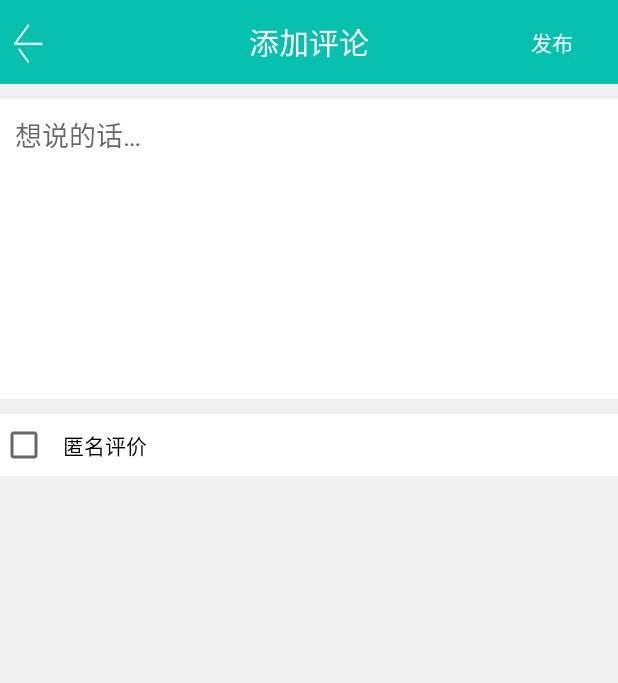
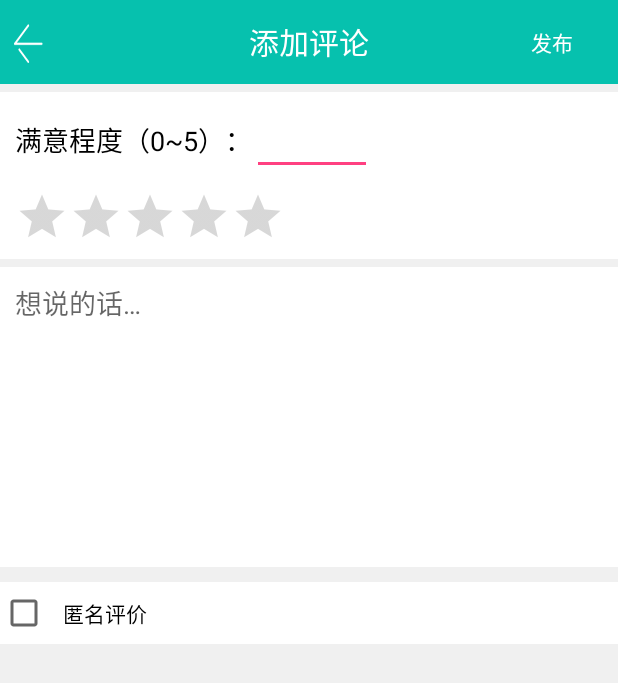
Before and after one commit to shihangqi/new_project, an Android app: the CommentAddActivity screen opened directly, with no data from a screen before it, on a phone screen of 412 x 824 dp. Shown: the top 683 px of the screen. Run offline under Robolectric (Android 15) with nearby library versions, the light colour scheme and no system bars; our stand-ins replace CircleImageView.

Commit message:
实现上传评论

```diff
--- a/app/src/main/java/com/example/lenovo/inequalitysign/Utils/Utils.java
+++ b/app/src/main/java/com/example/lenovo/inequalitysign/Utils/Utils.java
@@ -11,6 +11,7 @@ public class Utils {
     public static final String SHOP_URL = "http://10.7.86.9:8090/shop/";
     public static String urlImg = USER_URL + "changeimg";
     public static String urlScene = SHOP_URL + "uploadscene";
+    public static String urlComment = SHOP_URL + "uploadcomment";
     public static int flag = 1;
     public static String city ="北京";
     public static String id = "";
--- a/app/src/main/java/com/example/lenovo/inequalitysign/adapter/OrderAdapter.java
+++ b/app/src/main/java/com/example/lenovo/inequalitysign/adapter/OrderAdapter.java
@@ -35,6 +35,7 @@ import java.util.List;
 
 /**
  * Created by ff on 2016/12/3.
+ * 可使用订单的适配器
  */
 public class OrderAdapter extends BaseAdapter {
 
--- a/app/src/main/java/com/example/lenovo/inequalitysign/adapter/OrderedAdapter.java
+++ b/app/src/main/java/com/example/lenovo/inequalitysign/adapter/OrderedAdapter.java
@@ -36,6 +36,7 @@ import java.util.List;
 
 /**
  * Created by ff on 2016/12/3.
+ * 已消费订单的适配器
  */
 public class OrderedAdapter extends BaseAdapter {
 
@@ -116,6 +117,7 @@ public class OrderedAdapter extends BaseAdapter {
             @Override
             public void onClick(View v) {
                 Intent intent = new Intent(context, CommentAddActivity.class);
+                intent.putExtra("shopid", ls.get(i).getShop_id());
                 context.startActivity(intent);
             }
         });
--- a/app/src/main/java/com/example/lenovo/inequalitysign/ui/CommentAddActivity.java
+++ b/app/src/main/java/com/example/lenovo/inequalitysign/ui/CommentAddActivity.java
@@ -1,5 +1,8 @@
 package com.example.lenovo.inequalitysign.ui;
 
+import android.content.Intent;
+import android.os.Handler;
+import android.os.Message;
 import android.support.v7.app.AppCompatActivity;
 import android.os.Bundle;
 import android.view.View;
@@ -7,8 +10,15 @@ import android.widget.Button;
 import android.widget.CheckBox;
 import android.widget.EditText;
 import android.widget.ImageButton;
+import android.widget.RatingBar;
+import android.widget.Toast;
 
 import com.example.lenovo.inequalitysign.R;
+import com.example.lenovo.inequalitysign.Utils.Utils;
+import com.example.lenovo.inequalitysign.http.Httpss;
+
+import org.apache.http.NameValuePair;
+import org.apache.http.message.BasicNameValuePair;
 
 public class CommentAddActivity extends AppCompatActivity {
 
@@ -16,6 +26,19 @@ public class CommentAddActivity extends AppCompatActivity {
     private Button mBtnSend;
     private EditText mEtComment;
     private CheckBox mCbNoname;
+    private String starnum;
+    private String result = "";
+    private Handler h = new Handler() {
+        @Override
+        public void handleMessage(Message msg) {
+            super.handleMessage(msg);
+            if (result.equals("1")) {
+                Toast.makeText(CommentAddActivity.this, "发布成功", Toast.LENGTH_SHORT).show();
+            } else {
+                Toast.makeText(CommentAddActivity.this, "发布失败", Toast.LENGTH_SHORT).show();
+            }
+        }
+    };
     private View.OnClickListener mOnClickListener = new View.OnClickListener() {
         @Override
         public void onClick(View v) {
@@ -24,12 +47,28 @@ public class CommentAddActivity extends AppCompatActivity {
                     finish();
                     break;
                 case R.id.BtnSend:
+                    new Thread(new Runnable() {
+                        @Override
+                        public void run() {
+                            Intent i = getIntent();
+                            Httpss httpss = new Httpss();
+                            NameValuePair pairId = new BasicNameValuePair("user_id", Utils.id);
+                            NameValuePair pairShopid = new BasicNameValuePair("shop_id", i.getStringExtra("shopid"));
+                            NameValuePair pairStar = new BasicNameValuePair("star", starnum);
+                            NameValuePair pairContent = new BasicNameValuePair("content", mEtComment.getText().toString());
+                            result = httpss.setAndGet(Utils.urlComment, pairId, pairShopid, pairStar, pairContent);
+                            Message msg = new Message();
+                            h.sendMessage(msg);
+                        }
+                    }).start();
                     finish();
                     break;
             }
         }
     };
     private String name;
+    private EditText mEtStarNum;
+    private RatingBar ratingBar;
 
     @Override
     protected void onCreate(Bundle savedInstanceState) {
@@ -45,6 +84,19 @@ public class CommentAddActivity extends AppCompatActivity {
     private void setListener() {
         mBtnSend.setOnClickListener(mOnClickListener);
         mIBtnBack.setOnClickListener(mOnClickListener);
+        mEtStarNum.setOnFocusChangeListener(new View.OnFocusChangeListener() {
+            @Override
+            public void onFocusChange(View v, boolean hasFocus) {
+                if (hasFocus) {
+
+                } else {
+                    starnum = mEtStarNum.getText().toString();
+                    if (!starnum.isEmpty()) {
+                        ratingBar.setRating(Float.parseFloat(starnum));
+                    }
+                }
+            }
+        });
     }
 
     private void findView() {
@@ -52,5 +104,7 @@ public class CommentAddActivity extends AppCompatActivity {
         mBtnSend = (Button) findViewById(R.id.BtnSend);
         mEtComment = (EditText) findViewById(R.id.EtComment);
         mCbNoname = (CheckBox) findViewById(R.id.CbNoname);
+        mEtStarNum = (EditText) findViewById(R.id.EtStarNum);
+        ratingBar = (RatingBar) findViewById(R.id.ratingbar);
     }
 }
--- a/app/src/main/res/layout/comment_add.xml
+++ b/app/src/main/res/layout/comment_add.xml
@@ -34,12 +34,49 @@
             android:layout_alignParentRight="true"
             android:layout_centerVertical="true"/>
     </RelativeLayout>
+    <LinearLayout
+        android:orientation="vertical"
+        android:layout_marginTop="5dp"
+        android:layout_marginBottom="5dp"
+        android:background="@android:color/white"
+        android:layout_width="match_parent"
+        android:layout_height="wrap_content">
+        <LinearLayout
+            android:layout_marginTop="10dp"
+            android:layout_marginLeft="10dp"
+            android:layout_width="match_parent"
+            android:layout_height="wrap_content">
+            <TextView
+                android:textSize="18sp"
+                android:text="满意程度（0~5）："
+                android:textColor="@android:color/black"
+                android:layout_width="wrap_content"
+                android:layout_height="wrap_content" />
+            <EditText
+                android:inputType="numberDecimal"
+                android:id="@+id/EtStarNum"
+                android:layout_width="80dp"
+                android:layout_height="wrap_content" />
+        </LinearLayout>
+
+        <RatingBar
+            android:progressTint="#fd0"
+            style="?android:attr/ratingBarStyleIndicator"
+            android:rating="0"
+            android:numStars="5"
+            android:layout_margin="10dp"
+            android:id="@+id/ratingbar"
+            android:layout_width="wrap_content"
+            android:isIndicator="true"
+            android:layout_height="wrap_content" />
+    </LinearLayout>
+
+
     <EditText
         android:id="@+id/EtComment"
         android:padding="10dp"
         android:gravity="start"
         android:hint="想说的话…"
-        android:layout_marginTop="10dp"
         android:background="@android:color/white"
         android:layout_width="match_parent"
         android:layout_height="200dp" />
```
Also changed, not shown: 9 other files.
